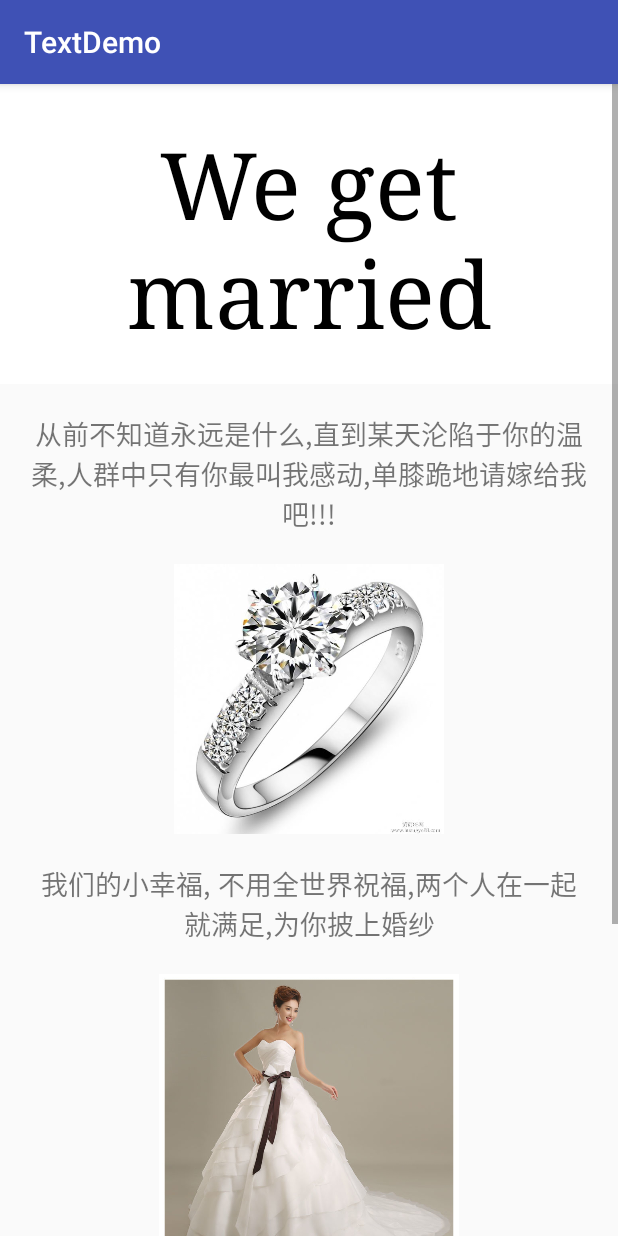
After one commit to weixiaoming666/TextDemo, an Android app: the DiscrollViewAty screen opened directly, with no data from a screen before it, on a phone screen of 412 x 824 dp. The commit adds this screen. Run offline under Robolectric (Android 15) with nearby library versions, the phone set to English and light mode, and no system bars.

Commit message:
更新一个view 自定义显示位置
添加一个自定义view  一些动画显示，原生的控件  这里其实可以用来实现  一些 aty的 动画

```diff
--- a/app/build.gradle
+++ b/app/build.gradle
@@ -1,7 +1,7 @@
 apply plugin: 'com.android.application'
 
 android {
-    compileSdkVersion 25
+    compileSdkVersion 26
     buildToolsVersion "26.0.1"
     defaultConfig {
         applicationId "com.example.administrator.textdemo"
--- a/app/src/main/AndroidManifest.xml
+++ b/app/src/main/AndroidManifest.xml
@@ -66,6 +66,7 @@
         <activity android:name=".interfacecallback.Baty"></activity>
         <activity android:name=".view.radarview.RadarActivity"></activity>
         <activity android:name=".view.radarview.RadarScanTestActivty"></activity>
+        <activity android:name=".view.groupviewaddviewanimotion.DiscrollViewAty" />
     </application>
 
 </manifest>
--- a/app/src/main/java/com/example/administrator/textdemo/MainActivity.java
+++ b/app/src/main/java/com/example/administrator/textdemo/MainActivity.java
@@ -17,6 +17,7 @@ import com.example.administrator.textdemo.interfacecallback.Aaty;
 import com.example.administrator.textdemo.mvc.WeatherAtyTest;
 import com.example.administrator.textdemo.mvpdemo.MvpDemoAty;
 import com.example.administrator.textdemo.mvpdemo.MyMVPdemoAty;
+import com.example.administrator.textdemo.view.groupviewaddviewanimotion.DiscrollViewAty;
 import com.example.administrator.textdemo.view.miclockview.MIClockViewAty;
 import com.example.administrator.textdemo.view.radarview.RadarActivity;
 import com.example.administrator.textdemo.view.viewpage.ViewPageDemo1;
@@ -92,4 +93,8 @@ public class MainActivity extends AppCompatActivity {
     public void jumpRader(View view) {
         jump2Aty(RadarActivity.class);
     }
+
+    public void jumpDiscroll(View view) {
+        jump2Aty(DiscrollViewAty.class);
+    }
 }
--- /dev/null
+++ b/app/src/main/java/com/example/administrator/textdemo/view/groupviewaddviewanimotion/DiscrollVable.java
@@ -0,0 +1,21 @@
+package com.example.administrator.textdemo.view.groupviewaddviewanimotion;
+
+/**
+ * Created by Administrator on 2016/11/17.
+ */
+
+public interface DiscrollVable {
+    /**
+     * Called to discrollve the View.
+     * @param ratio discrollve ratio between 0.0 and 1.0.
+     *              1.0 means the View is totally discrollved
+     */
+     void onDiscrollve(float ratio);//显示
+
+    /**
+     * Called to reset the discrollvation of the View.
+     * In this method, you have to reset the View in order
+     * to be discrollved again.
+     */
+     void onResetDiscrollve();//重置
+}
--- /dev/null
+++ b/app/src/main/java/com/example/administrator/textdemo/view/groupviewaddviewanimotion/DiscrollView.java
@@ -0,0 +1,108 @@
+package com.example.administrator.textdemo.view.groupviewaddviewanimotion;
+
+import android.content.Context;
+import android.util.AttributeSet;
+import android.view.View;
+import android.widget.ScrollView;
+
+/**
+ * Created by Administrator on 2016/11/17.
+ */
+
+public class DiscrollView extends ScrollView {//最外部的滑动view
+
+    private DiscrollViewContent mContent;
+
+    public DiscrollView(Context context) {
+        super(context);
+    }
+
+    public DiscrollView(Context context, AttributeSet attrs) {
+        super(context, attrs);
+    }
+
+    public DiscrollView(Context context, AttributeSet attrs, int defStyleAttr) {
+        super(context, attrs, defStyleAttr);
+    }
+
+    @Override
+    protected void onSizeChanged(int w, int h, int oldw, int oldh) {
+        super.onSizeChanged(w, h, oldw, oldh);
+        setupFirstView();
+    }
+
+    @Override
+    protected void onFinishInflate() {
+        super.onFinishInflate();
+        if(getChildCount() != 1) {
+            throw new IllegalStateException("Discrollview must host one child.");
+        }
+        View content = getChildAt(0);
+        if(!(content instanceof DiscrollViewContent)) {
+            throw new IllegalStateException("Discrollview must host a DiscrollViewContent.");
+        }
+        mContent = (DiscrollViewContent) content;
+        if(mContent.getChildCount() < 2) {
+            throw new IllegalStateException("Discrollview must have at least 2 children.");
+        }
+    }
+
+    private void setupFirstView() {
+        View first = mContent.getChildAt(0);
+        if(first!=null){
+            first.getLayoutParams().height = getHeight();
+        }
+    }
+
+    @Override
+    protected void onScrollChanged(int l, int t, int oldl, int oldt) {
+        super.onScrollChanged(l, t, oldl, oldt);
+        onScrollChanged(t);
+    }
+
+    private void onScrollChanged(int top) {//滑动改变的时候  实现动画效果
+        int scrollViewHeight = getHeight();
+        int scrollViewBottom = getAbsoluteBottom();//获取下一个view
+        int scrollViewHalfHeight = scrollViewHeight / 2;
+        for(int index = 1;index<mContent.getChildCount();index++){
+            View child = mContent.getChildAt(index);
+            if(!(child instanceof DiscrollVable)){
+                continue;
+            }
+            DiscrollVable discrollvable = (DiscrollVable) child;
+            int discrollvableTop = child.getTop();
+            int discrollvableHeight = child.getHeight();
+            int discrollvableAbsoluteTop = discrollvableTop - top;
+            //这个view的下半部分
+            if(scrollViewBottom - child.getBottom() < discrollvableHeight+scrollViewHalfHeight){
+                //子view显示的时候执行
+                if(discrollvableAbsoluteTop <= scrollViewHeight){
+                    int visibleGap = scrollViewHeight - discrollvableAbsoluteTop;
+                    discrollvable.onDiscrollve(clamp(visibleGap / (float)discrollvableHeight,0.0f,1.0f));
+                }else {
+                    //子view还没显示的时候
+                    discrollvable.onResetDiscrollve();
+                }
+            }else{
+                if(discrollvableAbsoluteTop <= scrollViewHalfHeight){
+                    int visibleGap = scrollViewHalfHeight - discrollvableAbsoluteTop;
+                    discrollvable.onDiscrollve(clamp(visibleGap / (float)discrollvableHeight,0.0f,1.0f));
+                }else{
+                    discrollvable.onResetDiscrollve();
+                }
+            }
+        }
+    }
+
+    private float clamp(float value, float max, float min) {
+        return Math.max(Math.min(value,min),max);
+    }
+
+    public int getAbsoluteBottom() {
+        View last = getChildAt(getChildCount()-1);
+        if(last == null){
+            return 0;
+        }
+        return last.getBottom();
+    }
+}
--- /dev/null
+++ b/app/src/main/java/com/example/administrator/textdemo/view/groupviewaddviewanimotion/DiscrollViewAty.java
@@ -0,0 +1,18 @@
+package com.example.administrator.textdemo.view.groupviewaddviewanimotion;
+import android.os.Bundle;
+import android.support.v7.app.AppCompatActivity;
+import com.example.administrator.textdemo.R;
+
+
+/**
+ * Created by wxm on 2018/4/16.
+ */
+// 通过设置属性达到动画效果  出现的位置
+public class DiscrollViewAty extends AppCompatActivity {
+
+    @Override
+    protected void onCreate(Bundle savedInstanceState) {
+        super.onCreate(savedInstanceState);
+        setContentView(R.layout.aty_discroll_view_demo);
+    }
+}
--- /dev/null
+++ b/app/src/main/java/com/example/administrator/textdemo/view/groupviewaddviewanimotion/DiscrollViewContent.java
@@ -0,0 +1,145 @@
+package com.example.administrator.textdemo.view.groupviewaddviewanimotion;
+
+import android.content.Context;
+import android.content.res.TypedArray;
+import android.util.AttributeSet;
+import android.view.View;
+import android.view.ViewGroup;
+import android.widget.LinearLayout;
+import com.example.administrator.textdemo.R;
+
+
+/**
+ * Created by Administrator on 2016/11/17.
+ */
+
+public class DiscrollViewContent extends LinearLayout {
+
+    public DiscrollViewContent(Context context) {
+        super(context);
+        setOrientation(VERTICAL);
+    }
+
+    public DiscrollViewContent(Context context, AttributeSet attrs) {
+        super(context, attrs);
+        setOrientation(VERTICAL);
+    }
+
+    public DiscrollViewContent(Context context, AttributeSet attrs, int defStyleAttr) {
+        super(context, attrs, defStyleAttr);
+        setOrientation(VERTICAL);//默认水平垂直
+    }
+
+    /**
+     * 重写addView
+     * @param child
+     * @param index
+     * @param params
+     */
+    @Override
+    public void addView(View child, int index, ViewGroup.LayoutParams params) {
+        super.addView(asDiscrollvable(child,(MyLayoutParams)params), index, params);
+    }
+
+    private View asDiscrollvable(View child, MyLayoutParams params) {
+        if(!isDiscrollvable(params)){//是否自定义
+            return child;
+        }
+        DiscrollvableView discrollvableChild = new DiscrollvableView(getContext());
+        discrollvableChild.setDiscrollveAlpha(params.mDiscrollveAlpha);
+        discrollvableChild.setDiscrollveTranslation(params.mDiscrollveTranslation);
+        discrollvableChild.setDiscrollveScaleX(params.mDiscrollveScaleX);
+        discrollvableChild.setDiscrollveScaleY(params.mDiscrollveScaleY);
+        discrollvableChild.setDiscrollveThreshold(params.mDiscrollveThreshold);
+        discrollvableChild.setDiscrollveFromBgColor(params.mDiscrollveFromBgColor);
+        discrollvableChild.setDiscrollveToBgColor(params.mDiscrollveToBgColor);
+        discrollvableChild.addView(child);
+        return discrollvableChild;
+    }
+
+    /**
+     * 判断是否是我们定义的LayoutParams
+     * @param lp
+     * @return
+     */
+    private boolean isDiscrollvable(MyLayoutParams lp) {
+        return lp.mDiscrollveAlpha ||
+                lp.mDiscrollveTranslation != -1 ||
+                lp.mDiscrollveScaleX ||
+                lp.mDiscrollveScaleY ||
+                (lp.mDiscrollveFromBgColor != -1 && lp.mDiscrollveToBgColor != -1);
+    }
+
+    /**
+     * 重写checkLayoutParams
+     * @param p
+     * @return
+     */
+    @Override
+    protected boolean checkLayoutParams(ViewGroup.LayoutParams p) {//动态改变参数
+        return p instanceof MyLayoutParams;
+    }
+
+    /**
+     * 重写generateDefaultLayoutParams
+     * @return
+     */
+    @Override
+    protected LayoutParams generateDefaultLayoutParams() {
+        return new MyLayoutParams(LayoutParams.WRAP_CONTENT, LayoutParams.WRAP_CONTENT);
+    }
+
+    /**
+     * 重写generateLayoutParams
+     * @param attrs
+     * @return
+     */
+    @Override
+    public LayoutParams generateLayoutParams(AttributeSet attrs) {
+        return new MyLayoutParams(getContext(), attrs);
+    }
+
+    /**
+     * 重写generateLayoutParams
+     * @param p
+     * @return
+     */
+    @Override
+    protected LayoutParams generateLayoutParams(ViewGroup.LayoutParams p) {
+        return new MyLayoutParams(p.width, p.height);//
+    }
+
+    /**
+     * 自定义LinearLayout.LayoutParams
+     */
+    class MyLayoutParams extends LayoutParams {
+
+        private int mDiscrollveFromBgColor;
+        private int mDiscrollveToBgColor;
+        private float mDiscrollveThreshold;
+        public boolean mDiscrollveAlpha;
+        public boolean mDiscrollveScaleX;
+        public boolean mDiscrollveScaleY;
+        private int mDiscrollveTranslation;
+        public MyLayoutParams(Context context, AttributeSet attrs) {
+            super(context, attrs);
+            TypedArray a = context.obtainStyledAttributes(attrs, R.styleable.DiscrollView_LayoutParams);
+            try {
+                mDiscrollveAlpha = a.getBoolean(R.styleable.DiscrollView_LayoutParams_discrollve_alpha, false);
+                mDiscrollveScaleX = a.getBoolean(R.styleable.DiscrollView_LayoutParams_discrollve_scaleX, false);
+                mDiscrollveScaleY = a.getBoolean(R.styleable.DiscrollView_LayoutParams_discrollve_scaleY, false);
+                mDiscrollveTranslation = a.getInt(R.styleable.DiscrollView_LayoutParams_discrollve_translation, -1);
+                mDiscrollveThreshold = a.getFloat(R.styleable.DiscrollView_LayoutParams_discrollve_threshold, 0.0f);
+                mDiscrollveFromBgColor = a.getColor(R.styleable.DiscrollView_LayoutParams_discrollve_fromBgColor, -1);
+                mDiscrollveToBgColor = a.getColor(R.styleable.DiscrollView_LayoutParams_discrollve_toBgColor, -1);
+            } finally {
+                a.recycle();
+            }
+        }
+
+        public MyLayoutParams(int width, int height) {
+            super(width, height);
+        }
+
+    }
+}
--- /dev/null
+++ b/app/src/main/java/com/example/administrator/textdemo/view/groupviewaddviewanimotion/DiscrollvableView.java
@@ -0,0 +1,161 @@
+package com.example.administrator.textdemo.view.groupviewaddviewanimotion;
+
+import android.animation.ArgbEvaluator;
+import android.content.Context;
+import android.util.AttributeSet;
+import android.widget.FrameLayout;
+
+/**
+ * Created by Administrator on 2016/11/17.
+ */
+
+public class DiscrollvableView extends FrameLayout implements DiscrollVable {
+
+    private static final int TRANSLATION_FROM_TOP = 0x01;
+    private static final int TRANSLATION_FROM_BOTTOM = 0x02;
+    private static final int TRANSLATION_FROM_LEFT = 0x04;;
+    private static final int TRANSLATION_FROM_RIGHT = 0x08;
+// ArgbEvaluator一个计算颜色渐变值的类
+//    https://blog.csdn.net/u013581141/article/details/68063469
+    private static ArgbEvaluator sArgbEvaluator = new ArgbEvaluator();
+
+    private float mDiscrollveThreshold;
+    private int mDiscrollveFromBgColor;
+    private int mDiscrollveToBgColor;
+    private boolean mDiscrollveAlpha;//颜色是否渐变
+    private int mDiscrollveTranslation;//翻转
+    private boolean mDiscrollveScaleX;//x比例
+    private boolean mDiscrollveScaleY;//y比例
+
+    private int mWidth;//宽
+    private int mHeight;//高
+
+    public DiscrollvableView(Context context) {
+        super(context);
+    }
+
+    public DiscrollvableView(Context context, AttributeSet attrs) {
+        super(context, attrs);
+    }
+
+    public DiscrollvableView(Context context, AttributeSet attrs, int defStyleAttr) {
+        super(context, attrs, defStyleAttr);
+    }
+
+    @Override
+    protected void onSizeChanged(int w, int h, int oldw, int oldh) {
+        super.onSizeChanged(w, h, oldw, oldh);
+        mWidth = w;
+        mHeight = h;
+    }
+
+    public void setDiscrollveAlpha(boolean discrollveAlpha) {//设置颜色渐变
+        mDiscrollveAlpha = discrollveAlpha;
+    }
+
+    public void setDiscrollveTranslation(int discrollveTranslation) {
+        mDiscrollveTranslation = discrollveTranslation;
+        if(isDiscrollveTranslationFrom(TRANSLATION_FROM_BOTTOM) && isDiscrollveTranslationFrom(TRANSLATION_FROM_TOP)) {
+            throw new IllegalArgumentException("cannot translate from bottom and top");
+        }
+        if(isDiscrollveTranslationFrom(TRANSLATION_FROM_LEFT) && isDiscrollveTranslationFrom(TRANSLATION_FROM_RIGHT)) {
+            throw new IllegalArgumentException("cannot translate from left and right");
+        }
+    }
+
+    public void setDiscrollveScaleX(boolean discrollveScaleX) {
+        mDiscrollveScaleX = discrollveScaleX;
+    }
+
+    public void setDiscrollveScaleY(boolean discrollveScaleY) {
+        mDiscrollveScaleY = discrollveScaleY;
+    }
+
+    public void setDiscrollveThreshold(float discrollveThreshold) {
+        if(discrollveThreshold < 0.0f || discrollveThreshold > 1.0f) {
+            throw new IllegalArgumentException("threshold must be >= 0.0f and <= 1.0f");
+        }
+        mDiscrollveThreshold = discrollveThreshold;
+    }
+
+    public void setDiscrollveFromBgColor(int discrollveFromBgColor) {
+        mDiscrollveFromBgColor = discrollveFromBgColor;
+    }
+
+    public void setDiscrollveToBgColor(int discrollveToBgColor) {
+        mDiscrollveToBgColor = discrollveToBgColor;
+    }
+    private float withThreshold(float ratio) {
+        return (ratio - mDiscrollveThreshold) / (1.0f - mDiscrollveThreshold);
+    }
+
+    @Override
+    public void onDiscrollve(float ratio) {//根据设置  动画效果
+        if(ratio >= mDiscrollveThreshold) {
+            ratio = withThreshold(ratio);
+            float ratioInverse = 1 - ratio;//移动比率
+
+            if(mDiscrollveAlpha) {
+                setAlpha(ratio);
+            }
+            if(isDiscrollveTranslationFrom(TRANSLATION_FROM_BOTTOM)) {
+                setTranslationY(mHeight * ratioInverse);
+            }
+            if(isDiscrollveTranslationFrom(TRANSLATION_FROM_TOP)) {
+                setTranslationY(-mHeight * ratioInverse);
+            }
+            if(isDiscrollveTranslationFrom(TRANSLATION_FROM_LEFT)) {
+                setTranslationX(-mWidth * ratioInverse);
+            }
+            if(isDiscrollveTranslationFrom(TRANSLATION_FROM_RIGHT)) {
+                setTranslationX(mWidth * ratioInverse);
+            }
+            if(mDiscrollveScaleX) {
+                setScaleX(ratio);
+            }
+            if(mDiscrollveScaleY) {
+                setScaleY(ratio);
+            }
+            if(mDiscrollveFromBgColor != -1 && mDiscrollveToBgColor != -1) {
+                setBackgroundColor((Integer) sArgbEvaluator.evaluate(ratio, mDiscrollveFromBgColor, mDiscrollveToBgColor));
+            }
+        }
+
+    }
+
+    @Override
+    public void onResetDiscrollve() {//反向设置控件属性
+        if(mDiscrollveAlpha) {
+            setAlpha(0.0f);
+        }
+        if(isDiscrollveTranslationFrom(TRANSLATION_FROM_BOTTOM)) {
+            setTranslationY(mHeight);
+        }
+        if(isDiscrollveTranslationFrom(TRANSLATION_FROM_TOP)) {
+            setTranslationY(-mHeight);
+        }
+        if(isDiscrollveTranslationFrom(TRANSLATION_FROM_LEFT)) {
+            setTranslationX(-mWidth);
+        }
+        if(isDiscrollveTranslationFrom(TRANSLATION_FROM_RIGHT)) {
+            setTranslationX(mWidth);
+        }
+        if(mDiscrollveScaleX) {
+            setScaleX(0.0f);
+        }
+        if(mDiscrollveScaleY) {
+            setScaleY(0.0f);
+        }
+        if(mDiscrollveFromBgColor != -1 && mDiscrollveToBgColor != -1) {
+            setBackgroundColor(mDiscrollveFromBgColor);
+        }
+
+    }
+
+    private boolean isDiscrollveTranslationFrom(int translationMask) {
+        if(mDiscrollveTranslation == -1) {
+            return false;
+        }
+        return (mDiscrollveTranslation & translationMask) == translationMask;
+    }
+}
--- a/app/src/main/java/com/example/administrator/textdemo/view/radarview/CircleWaveDivergenceView.java
+++ b/app/src/main/java/com/example/administrator/textdemo/view/radarview/CircleWaveDivergenceView.java
@@ -34,6 +34,7 @@ public class CircleWaveDivergenceView extends RelativeLayout {
 	private long TIME_DIFF = 1500;
 	private float offsetArgs = 0;
 	private boolean isSearching = false;
+//	三张图片  俩张背景 一张指针
 	private Bitmap bitmap;
 	private Bitmap bitmap1;
 	private Bitmap bitmap2;
--- a/app/src/main/java/com/example/administrator/textdemo/view/radarview/RadarActivity.java
+++ b/app/src/main/java/com/example/administrator/textdemo/view/radarview/RadarActivity.java
@@ -60,7 +60,7 @@ public class RadarActivity extends Activity implements OnClickListener {
 		}
 	}
 
-	private void animation_01(float animation_size){
+	private void animation_01(float animation_size){//脉冲效果
 		//创建一个AnimationSet对象，参数为Boolean型，
         //true表示使用Animation的interpolator，false则是使用自己的
 		animationSet = new AnimationSet(true);
@@ -105,7 +105,7 @@ public class RadarActivity extends Activity implements OnClickListener {
 
         @Override
         public void onStopTrackingTouch(SeekBar seekBar) {
-        	animation_01(seekBar.getProgress()*10.0f);
+        	animation_01(seekBar.getProgress()*10.0f);//移动seedbar 去传递参数给动画比例
         }
 
         @Override
--- /dev/null
+++ b/app/src/main/res/layout/aty_discroll_view_demo.xml
@@ -0,0 +1,80 @@
+<?xml version="1.0" encoding="utf-8"?>
+<com.example.administrator.textdemo.view.groupviewaddviewanimotion.DiscrollView xmlns:android="http://schemas.android.com/apk/res/android"
+    xmlns:discrollve="http://schemas.android.com/apk/res-auto"
+    android:orientation="vertical"
+    android:layout_width="match_parent"
+    android:layout_height="match_parent">
+<com.example.administrator.textdemo.view.groupviewaddviewanimotion.DiscrollViewContent
+    android:layout_width="match_parent"
+    android:layout_height="match_parent">
+    <TextView
+        android:layout_width="match_parent"
+        android:layout_height="200dp"
+        android:background="@android:color/white"
+        android:textColor="@android:color/black"
+        android:padding="25dp"
+        android:textSize="62sp"
+        android:gravity="center"
+        android:fontFamily="serif"
+        android:text="We get married" />
+        <!--  fontFamily   设置字体-->
+    <TextView
+        android:layout_width="match_parent"
+        android:layout_height="wrap_content"
+        android:padding="20dp"
+        android:fontFamily="serif"
+        android:gravity="center"
+        android:text="从前不知道永远是什么,直到某天沦陷于你的温柔,人群中只有你最叫我感动,单膝跪地请嫁给我吧!!!"
+        android:textSize="18sp"
+        discrollve:discrollve_alpha="true"
+        discrollve:discrollve_translation="fromLeft" />
+    <!--出现位置-->
+
+    <ImageView
+        android:layout_width="300dp"
+        android:layout_height="180dp"
+        android:layout_gravity="center"
+        discrollve:discrollve_alpha="true"
+        discrollve:discrollve_translation="fromLeft|fromBottom"
+        android:src="@drawable/cheese1" />
+
+    <TextView
+        android:layout_width="match_parent"
+        android:layout_height="wrap_content"
+        android:padding="20dp"
+        android:fontFamily="serif"
+        android:gravity="center"
+        android:text="我们的小幸福, 不用全世界祝福,两个人在一起就满足,为你披上婚纱"
+        android:textSize="18sp"
+        discrollve:discrollve_alpha="true"
+        discrollve:discrollve_translation="fromBottom" />
+
+
+    <ImageView
+        android:layout_width="300dp"
+        android:layout_height="200dp"
+        android:layout_gravity="center"
+        android:src="@drawable/cheese2"
+        discrollve:discrollve_translation="fromRight" />
+
+    <TextView
+        android:layout_width="match_parent"
+        android:layout_height="wrap_content"
+        android:padding="20dp"
+        android:fontFamily="serif"
+        android:gravity="center"
+        android:text="请你嫁给我吧"
+        android:textSize="18sp"
+        discrollve:discrollve_alpha="true"
+        discrollve:discrollve_translation="fromBottom" />
+
+    <ImageView
+        android:layout_width="wrap_content"
+        android:layout_height="wrap_content"
+        android:layout_margin="20dp"
+        android:layout_gravity="center"
+        android:src="@drawable/ilovecheese_heart"
+        discrollve:discrollve_scaleX="true"
+        discrollve:discrollve_scaleY="true"  />
+</com.example.administrator.textdemo.view.groupviewaddviewanimotion.DiscrollViewContent>
+</com.example.administrator.textdemo.view.groupviewaddviewanimotion.DiscrollView>
--- a/app/src/main/res/values/colors.xml
+++ b/app/src/main/res/values/colors.xml
@@ -10,4 +10,5 @@
     <color name="mvp">#5040ff</color>
     <color name="mvc">#851af934</color>
     <color name="callback">#eed01af9</color>
+    <color name="discrowview">#eef9df1a</color>
 </resources>
```
Also changed, not shown: app/src/main/res/layout/activity_main.xml (+17 -0 lines), app/src/main/res/values/attrs.xml (+16 -0 lines), app/src/main/res/drawable/cheese1.png (added), app/src/main/res/drawable/cheese2.png (added), app/src/main/res/drawable/ilovecheese_heart.png (added), 2 other files.
